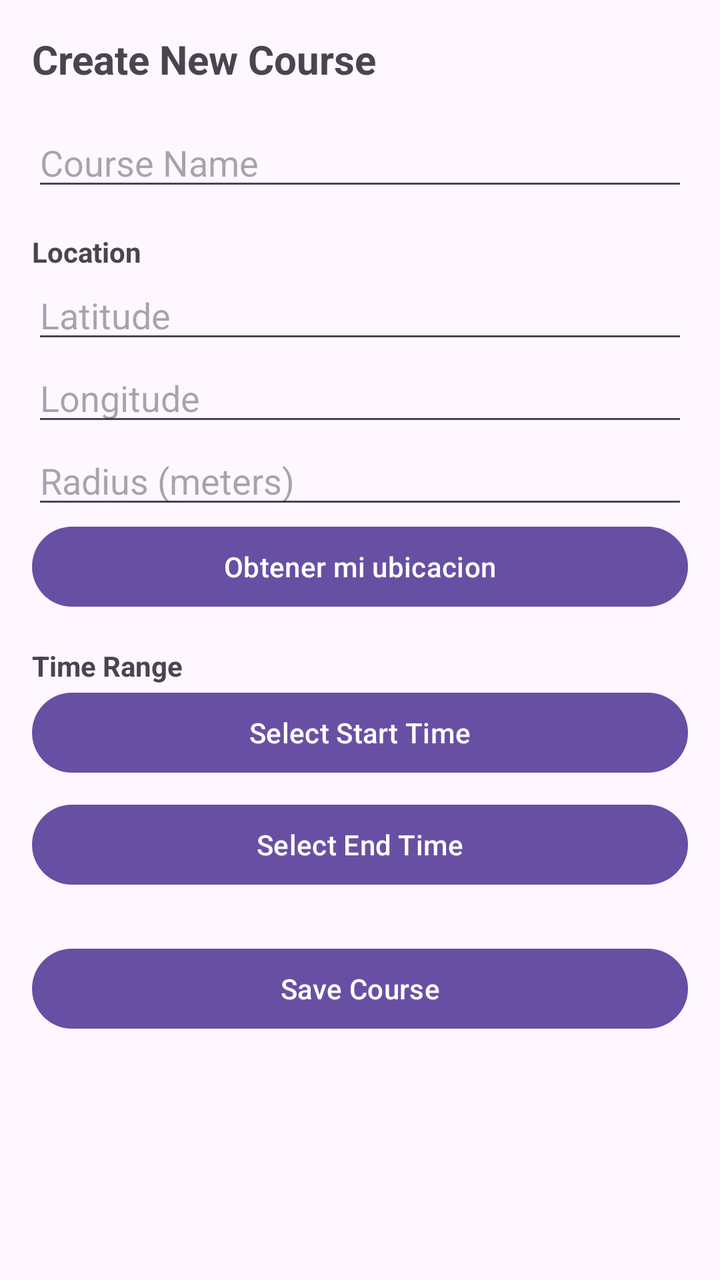
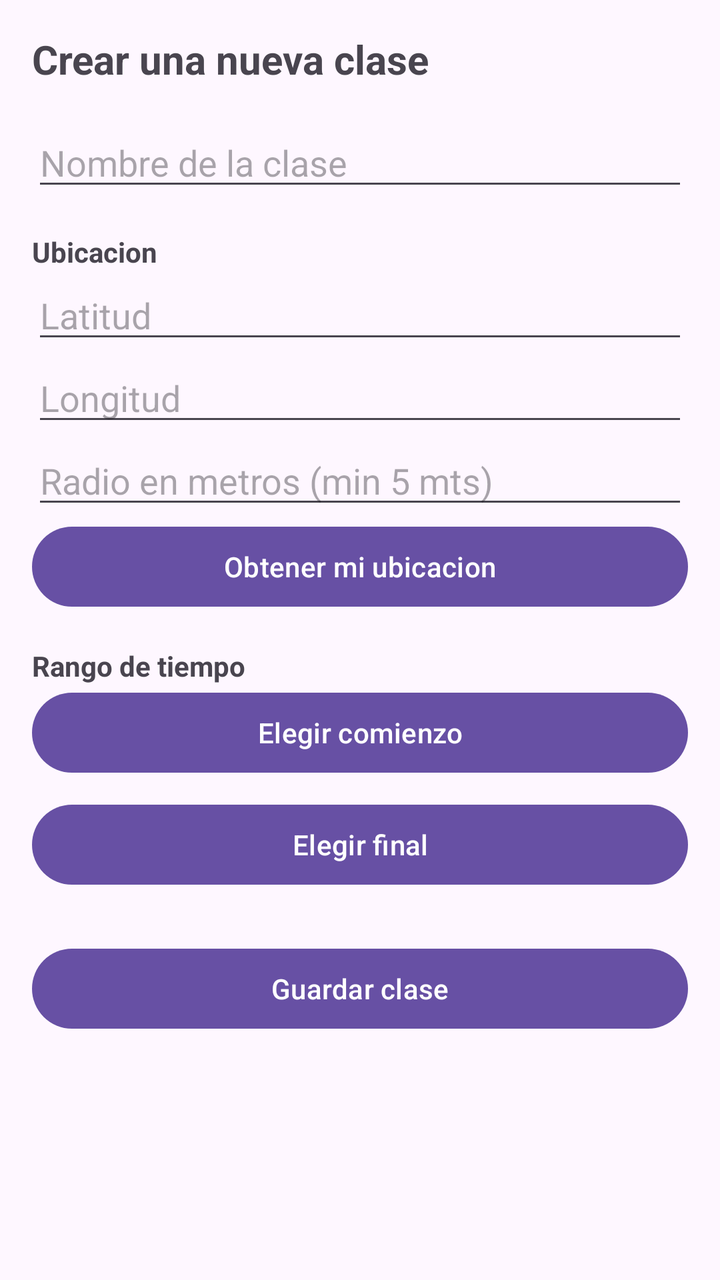

An Android layout rendered at two revisions. The XML below is the earlier revision; the diff shows what the commit changed to produce the second picture.
<!-- AndroidManifest.xml: application theme Theme.RegistroAsistencia -->
<!-- res/layout/activity_create_course.xml -->
<?xml version="1.0" encoding="utf-8"?>
<ScrollView xmlns:android="http://schemas.android.com/apk/res/android"
    android:layout_width="match_parent"
    android:layout_height="match_parent"
    android:padding="16dp">

    <LinearLayout
        android:layout_width="match_parent"
        android:layout_height="wrap_content"
        android:orientation="vertical">

        <TextView
            android:layout_width="wrap_content"
            android:layout_height="wrap_content"
            android:text="Create New Course"
            android:textSize="20sp"
            android:textStyle="bold"
            android:layout_marginBottom="16dp"/>

        <EditText
            android:id="@+id/etCourseName"
            android:layout_width="match_parent"
            android:layout_height="wrap_content"
            android:hint="Course Name"/>

        <TextView
            android:layout_width="wrap_content"
            android:layout_height="wrap_content"
            android:text="Location"
            android:layout_marginTop="16dp"
            android:textStyle="bold"/>

        <EditText
            android:id="@+id/etLatitude"
            android:layout_width="match_parent"
            android:layout_height="wrap_content"
            android:hint="Latitude"
            android:inputType="numberDecimal|numberSigned" />

        <EditText
            android:id="@+id/etLongitude"
            android:layout_width="match_parent"
            android:layout_height="wrap_content"
            android:hint="Longitude"
            android:inputType="numberDecimal|numberSigned"/>

        <EditText
            android:id="@+id/etRadius"
            android:layout_width="match_parent"
            android:layout_height="wrap_content"
            android:hint="Radius (meters)"
            android:inputType="numberDecimal"/>

        <Button
            android:id="@+id/btnGetlocation"
            android:layout_width="match_parent"
            android:layout_height="wrap_content"
            android:text="Obtener mi ubicacion" />

        <TextView
            android:layout_width="wrap_content"
            android:layout_height="wrap_content"
            android:text="Time Range"
            android:layout_marginTop="16dp"
            android:textStyle="bold"/>

        <Button
            android:id="@+id/btnStartTime"
            android:layout_width="match_parent"
            android:layout_height="wrap_content"
            android:text="Select Start Time"/>

        <Button
            android:id="@+id/btnEndTime"
            android:layout_width="match_parent"
            android:layout_height="wrap_content"
            android:text="Select End Time"
            android:layout_marginTop="8dp"/>

        <Button
            android:id="@+id/btnSaveCourse"
            android:layout_width="match_parent"
            android:layout_height="wrap_content"
            android:text="Save Course"
            android:layout_marginTop="24dp"/>

    </LinearLayout>
</ScrollView>
<!-- resources referenced by this layout -->
<resources>
  <style name="Theme.RegistroAsistencia" parent="Base.Theme.RegistroAsistencia" />
  <style name="Base.Theme.RegistroAsistencia" parent="Theme.Material3.DayNight.NoActionBar">
          
          
      </style>
</resources>

<!-- the commit's change to res/layout/activity_create_course.xml (unified diff, before → after) -->
@@ -12,44 +12,44 @@
         <TextView
             android:layout_width="wrap_content"
             android:layout_height="wrap_content"
-            android:text="Create New Course"
+            android:layout_marginBottom="16dp"
+            android:text="Crear una nueva clase"
             android:textSize="20sp"
-            android:textStyle="bold"
-            android:layout_marginBottom="16dp"/>
+            android:textStyle="bold" />
 
         <EditText
             android:id="@+id/etCourseName"
             android:layout_width="match_parent"
             android:layout_height="wrap_content"
-            android:hint="Course Name"/>
+            android:hint="Nombre de la clase" />
 
         <TextView
             android:layout_width="wrap_content"
             android:layout_height="wrap_content"
-            android:text="Location"
             android:layout_marginTop="16dp"
-            android:textStyle="bold"/>
+            android:text="Ubicacion"
+            android:textStyle="bold" />
 
         <EditText
             android:id="@+id/etLatitude"
             android:layout_width="match_parent"
             android:layout_height="wrap_content"
-            android:hint="Latitude"
+            android:hint="Latitud"
             android:inputType="numberDecimal|numberSigned" />
 
         <EditText
             android:id="@+id/etLongitude"
             android:layout_width="match_parent"
             android:layout_height="wrap_content"
-            android:hint="Longitude"
-            android:inputType="numberDecimal|numberSigned"/>
+            android:hint="Longitud"
+            android:inputType="numberDecimal|numberSigned" />
 
         <EditText
             android:id="@+id/etRadius"
             android:layout_width="match_parent"
             android:layout_height="wrap_content"
-            android:hint="Radius (meters)"
-            android:inputType="numberDecimal"/>
+            android:hint="Radio en metros (min 5 mts)"
+            android:inputType="numberDecimal" />
 
         <Button
             android:id="@+id/btnGetlocation"
@@ -60,29 +60,29 @@
         <TextView
             android:layout_width="wrap_content"
             android:layout_height="wrap_content"
-            android:text="Time Range"
             android:layout_marginTop="16dp"
-            android:textStyle="bold"/>
+            android:text="Rango de tiempo"
+            android:textStyle="bold" />
 
         <Button
             android:id="@+id/btnStartTime"
             android:layout_width="match_parent"
             android:layout_height="wrap_content"
-            android:text="Select Start Time"/>
+            android:text="Elegir comienzo" />
 
         <Button
             android:id="@+id/btnEndTime"
             android:layout_width="match_parent"
             android:layout_height="wrap_content"
-            android:text="Select End Time"
-            android:layout_marginTop="8dp"/>
+            android:layout_marginTop="8dp"
+            android:text="Elegir final" />
 
         <Button
             android:id="@+id/btnSaveCourse"
             android:layout_width="match_parent"
             android:layout_height="wrap_content"
-            android:text="Save Course"
-            android:layout_marginTop="24dp"/>
+            android:layout_marginTop="24dp"
+            android:text="Guardar clase" />
 
     </LinearLayout>
 </ScrollView>
